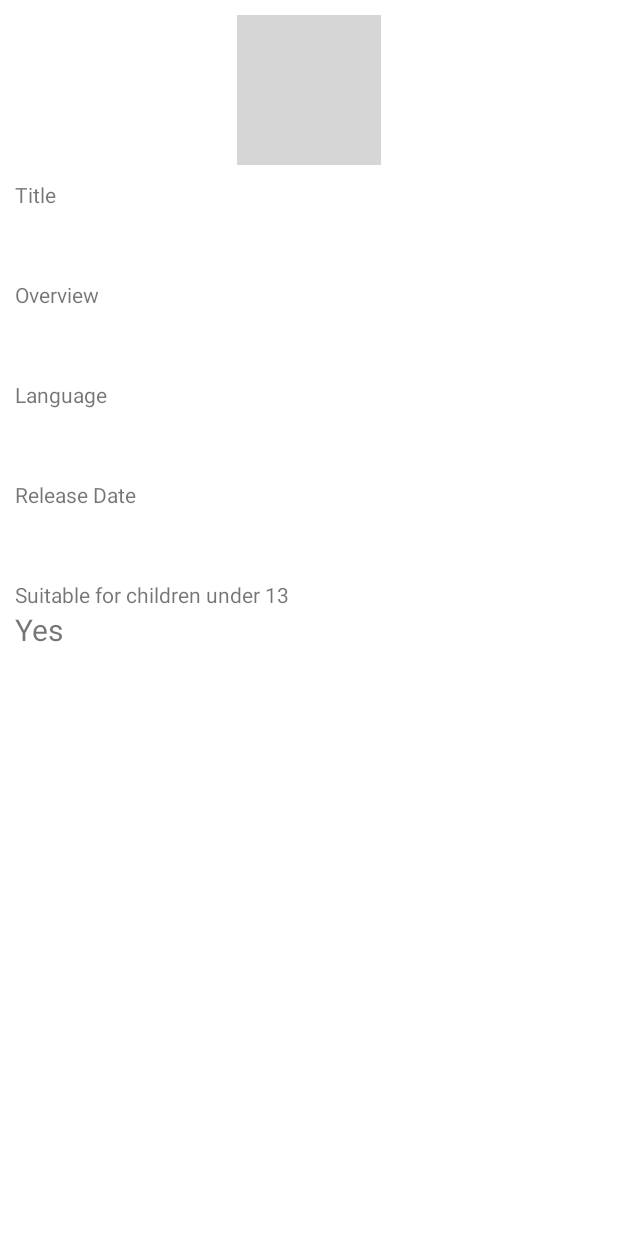
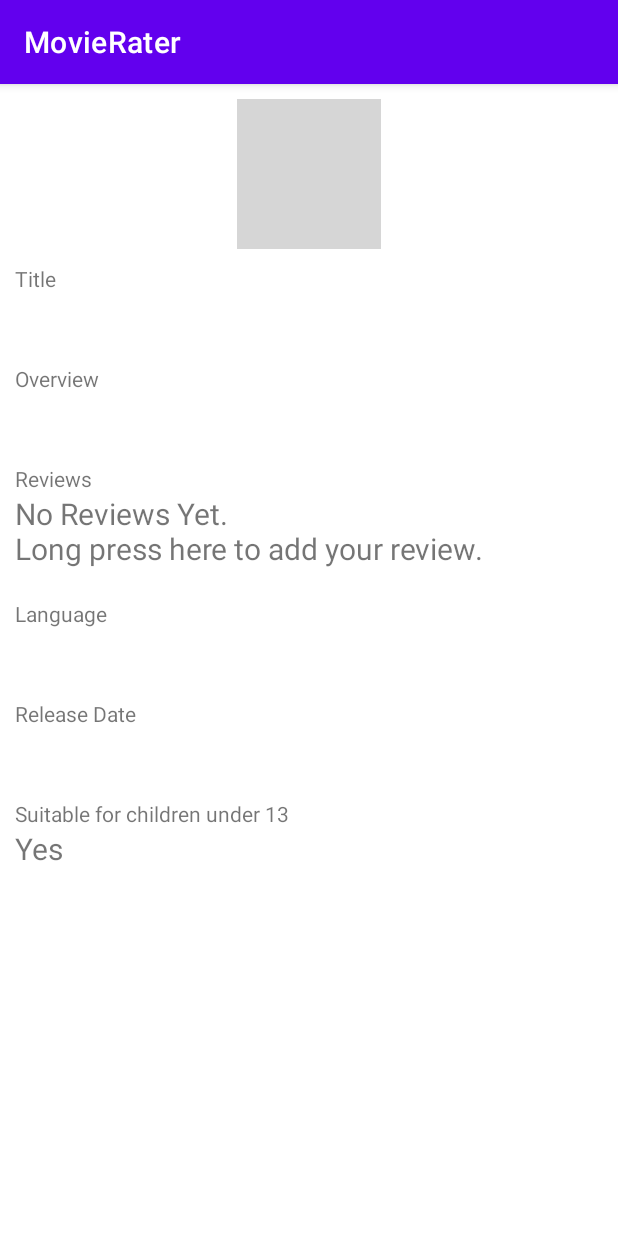
Before and after one commit to fooandre/mobile-dev, an Android app: the MovieDetail screen opened directly, with no data from a screen before it, on a phone screen of 412 x 824 dp. Run offline under Robolectric (Android 15) with nearby library versions, the light colour scheme and no system bars; grey boxes are pictures that could not be loaded.

Commit message:
worked on intermediate

```diff
--- a/app/src/main/res/layout/activity_movie_detail.xml
+++ b/app/src/main/res/layout/activity_movie_detail.xml
@@ -58,6 +58,44 @@
         <TextView
             android:layout_width="wrap_content"
             android:layout_height="wrap_content"
+            android:text="Reviews" />
+
+        <TextView
+            android:layout_width="wrap_content"
+            android:layout_height="wrap_content"
+            android:id="@+id/noReviewsTV"
+            android:longClickable="true"
+            android:text="No Reviews Yet. \nLong press here to add your review."
+            android:textSize="20dp" />
+
+        <LinearLayout
+            android:layout_width="match_parent"
+            android:layout_height="wrap_content"
+            android:id="@+id/reviewLL"
+            android:visibility="gone"
+            android:orientation="vertical">
+
+            <RatingBar
+                android:layout_width="wrap_content"
+                android:layout_height="wrap_content"
+                android:id="@+id/rating" />
+
+            <TextView
+                android:layout_width="wrap_content"
+                android:layout_height="wrap_content"
+                android:id="@+id/reviewET" />
+        </LinearLayout>
+    </LinearLayout>
+
+    <LinearLayout
+        android:layout_width="match_parent"
+        android:layout_height="wrap_content"
+        android:orientation="vertical"
+        android:layout_marginVertical="10dp">
+
+        <TextView
+            android:layout_width="wrap_content"
+            android:layout_height="wrap_content"
             android:text="Language" />
 
         <TextView
--- a/app/src/main/res/menu/menu.xml
+++ b/app/src/main/res/menu/movie_detail_menu.xml
@@ -1,4 +1,4 @@
 <?xml version="1.0" encoding="utf-8"?>
 <menu xmlns:android="http://schemas.android.com/apk/res/android">
-    <item android:title="Add" />
+    <item android:title="Add Review" android:onClick="goToReview" />
 </menu>
--- a/app/src/main/res/values-night/themes.xml
+++ b/app/src/main/res/values-night/themes.xml
@@ -1,6 +1,6 @@
 <resources xmlns:tools="http://schemas.android.com/tools">
     <!-- Base application theme. -->
-    <style name="Theme.Assignment" parent="Theme.MaterialComponents.DayNight.NoActionBar">
+    <style name="Theme.Assignment" parent="Theme.MaterialComponents.DayNight.DarkActionBar">
         <!-- Primary brand color. -->
         <item name="colorPrimary">@color/purple_200</item>
         <item name="colorPrimaryVariant">@color/purple_700</item>
--- a/app/src/main/res/values/themes.xml
+++ b/app/src/main/res/values/themes.xml
@@ -1,6 +1,6 @@
 <resources xmlns:tools="http://schemas.android.com/tools">
     <!-- Base application theme. -->
-    <style name="Theme.Assignment" parent="Theme.MaterialComponents.DayNight.NoActionBar">
+    <style name="Theme.Assignment" parent="Theme.MaterialComponents.DayNight.DarkActionBar">
         <!-- Primary brand color. -->
         <item name="colorPrimary">@color/purple_500</item>
         <item name="colorPrimaryVariant">@color/purple_700</item>
```
Also changed, not shown: app/src/main/java/com/example/assignment/AddMovie.kt (+26 -24 lines), app/src/main/java/com/example/assignment/MainActivity.kt (+14 -6 lines), app/src/main/java/com/example/assignment/MovieDetail.kt (+33 -1 lines), app/src/main/java/com/example/assignment/RatingActivity.kt (+38 -5 lines), app/src/main/res/layout/activity_add_movie.xml (+1 -11 lines), app/src/main/res/layout/activity_main.xml (+0 -10 lines), app/src/main/res/layout/activity_rating.xml (+9 -1 lines), app/src/main/res/layout/toolbar.xml (deleted, +0 -7 lines), app/src/main/res/menu/add_movie_menu.xml (added, +9 -0 lines), app/src/main/res/menu/add_review_menu.xml (added, +7 -0 lines), app/src/main/res/menu/main_menu.xml (added, +7 -0 lines).
